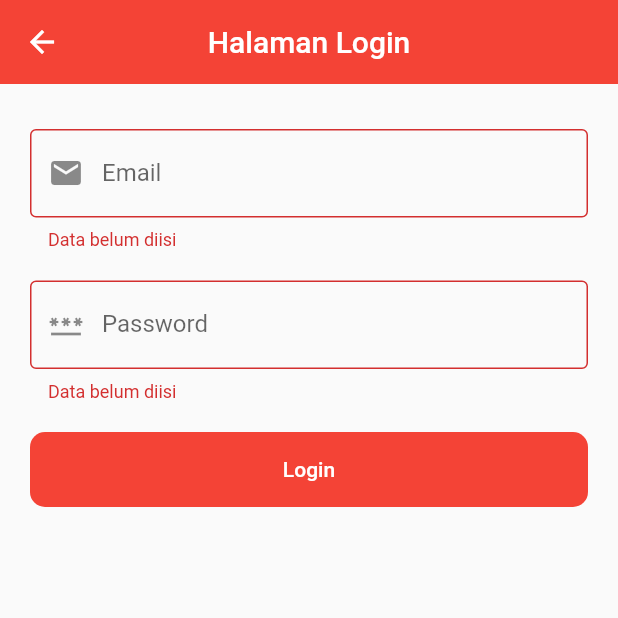
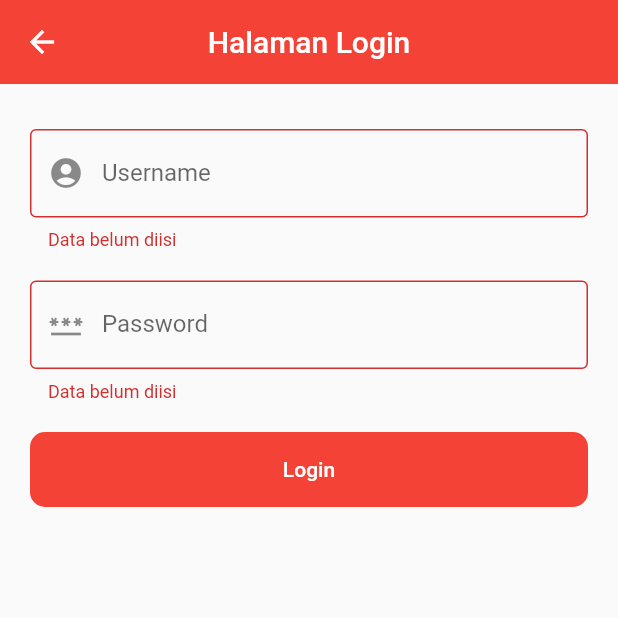
Before and after one commit to nevintrian/ispa_app, a Flutter app: the Login screen opened directly, after a tap on "Login", on a phone screen of 412 x 824 dp, the top half of it. Run offline on Flutter 3.47's test engine with Material 2 defaults, Android fonts, the phone set to English and light mode, and no system bars; drawn by our look-alikes of modal_progress_hud_nsn; our stand-ins replace fluttertoast, shared_preferences; accounts and stored records are empty; network calls fail.

Commit message:
perbaikan login

```diff
--- a/lib/models/login_model.dart
+++ b/lib/models/login_model.dart
@@ -6,13 +6,13 @@ class LoginModel {
   String url = "/login";
 
   Future<dynamic> login(
-    String email,
+    String username,
     String password,
   ) async {
     var result = await http.post(
       Uri.parse(ApiUrl.url + url),
       body: {
-        'email': email,
+        'username': username,
         'password': password,
       },
     );
--- a/lib/pages/home/login.dart
+++ b/lib/pages/home/login.dart
@@ -15,7 +15,7 @@ class Login extends StatefulWidget {
 class _LoginState extends State<Login> {
   bool _saving = false;
   var formKey = GlobalKey<FormState>();
-  TextEditingController emailController = TextEditingController();
+  TextEditingController usernameController = TextEditingController();
   TextEditingController passwordController = TextEditingController();
   LoginModel loginModel = LoginModel();
   SessionModel sessionModel = SessionModel();
@@ -44,17 +44,15 @@ class _LoginState extends State<Login> {
                           Padding(
                             padding: const EdgeInsets.only(top: 10, bottom: 10),
                             child: TextFormField(
-                              controller: emailController,
+                              controller: usernameController,
                               decoration: const InputDecoration(
-                                  prefixIcon: Icon(Icons.email),
+                                  prefixIcon: Icon(Icons.account_circle),
                                   border: OutlineInputBorder(),
-                                  labelText: 'Email',
-                                  hintText: 'Masukkan Email'),
+                                  labelText: 'Username',
+                                  hintText: 'Masukkan Username'),
                               validator: (value) {
                                 if (value == null || value.isEmpty) {
                                   return 'Data belum diisi';
-                                } else if (!value.contains('@')) {
-                                  return "Format email tidak sesuai";
                                 }
                                 return null;
                               },
@@ -91,7 +89,7 @@ class _LoginState extends State<Login> {
                                     _saving = true;
                                   });
                                   loginModel
-                                      .login(emailController.text,
+                                      .login(usernameController.text,
                                           passwordController.text)
                                       .then((value) {
                                     if (value['status'] == 200) {
--- a/pubspec.yaml
+++ b/pubspec.yaml
@@ -17,7 +17,7 @@ publish_to: "none" # Remove this line if you wish to publish to pub.dev
 # https://developer.apple.com/library/archive/documentation/General/Reference/InfoPlistKeyReference/Articles/CoreFoundationKeys.html
 # In Windows, build-name is used as the major, minor, and patch parts
 # of the product and file versions while build-number is used as the build suffix.
-version: 1.0.4+5
+version: 1.0.5+6
 
 environment:
   sdk: ">=2.18.2 <3.0.0"
```
Also changed, not shown: 6 other files.
